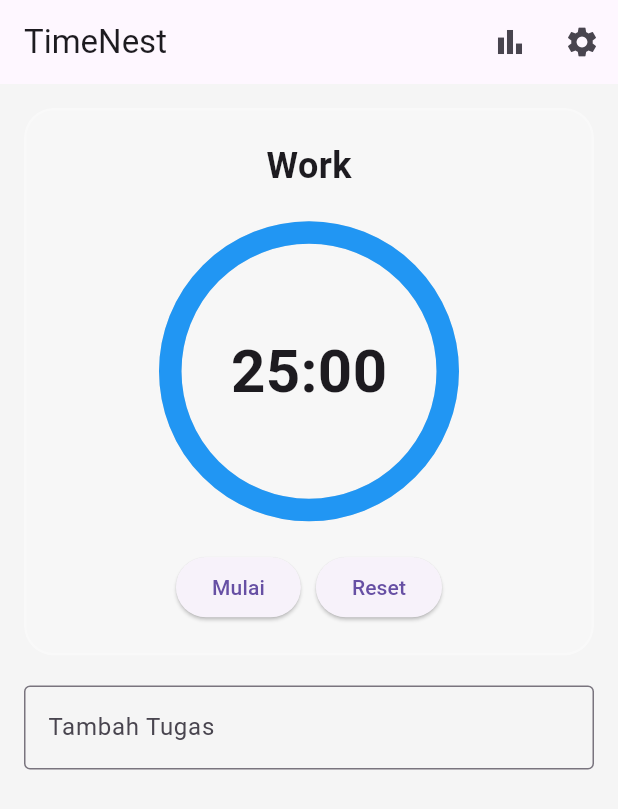
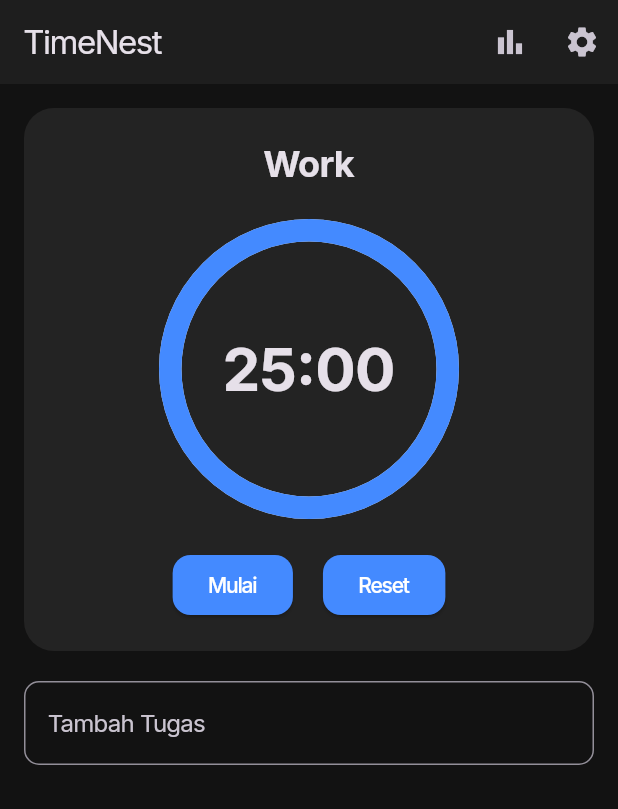
Before and after one commit to MuhammadDafaAlvin/timenest, a Flutter app: the screen it shows after launch, on a phone screen of 412 x 824 dp. Shown: the top 809 px of the screen. Run offline on Flutter 3.47's test engine with Material 3 defaults, Android fonts, the phone set to English and light mode, and no system bars; drawn by our look-alikes of percent_indicator; our stand-ins replace fl_chart, flutter_local_notifications, google_fonts, shared_preferences; Roboto replaces fonts that are missing (Poppins).

Commit message:
style(timer): change background color for timer to improve UI consistency

```diff
--- a/lib/main.dart
+++ b/lib/main.dart
@@ -1,5 +1,6 @@
 import 'package:flutter/material.dart';
 import 'package:provider/provider.dart';
+import 'package:google_fonts/google_fonts.dart';
 import 'providers/timer_provider.dart';
 import 'screens/home_screen.dart';
 import 'screens/stats_screen.dart';
@@ -19,9 +20,31 @@ class TimeNestApp extends StatelessWidget {
       child: MaterialApp(
         title: 'TimeNest',
         theme: ThemeData(
-          primarySwatch: Colors.blue,
-          scaffoldBackgroundColor: Colors.grey[100],
-          fontFamily: 'Poppins',
+          brightness: Brightness.dark,
+          scaffoldBackgroundColor: const Color(0xFF121212),
+          primaryColor: Colors.blueAccent,
+          textTheme: GoogleFonts.interTextTheme(
+            ThemeData.dark().textTheme,
+          ).copyWith(
+            bodyLarge: GoogleFonts.inter(letterSpacing: -0.5),
+            bodyMedium: GoogleFonts.inter(letterSpacing: -0.5),
+            titleLarge: GoogleFonts.inter(letterSpacing: -1.0),
+            titleMedium: GoogleFonts.inter(letterSpacing: -1.0),
+            labelLarge: GoogleFonts.inter(letterSpacing: -0.8),
+          ),
+          appBarTheme: const AppBarTheme(
+            backgroundColor: Color(0xFF1E1E1E),
+            elevation: 0,
+          ),
+          elevatedButtonTheme: ElevatedButtonThemeData(
+            style: ElevatedButton.styleFrom(
+              backgroundColor: Colors.blueAccent,
+              foregroundColor: Colors.white,
+              shape: RoundedRectangleBorder(
+                borderRadius: BorderRadius.circular(12),
+              ),
+            ),
+          ),
         ),
         initialRoute: '/',
         routes: {
--- a/lib/screens/home_screen.dart
+++ b/lib/screens/home_screen.dart
@@ -2,7 +2,6 @@ import 'package:flutter/material.dart';
 import 'package:provider/provider.dart';
 import 'package:percent_indicator/circular_percent_indicator.dart';
 import '../providers/timer_provider.dart';
-import '../widgets/glass_container.dart';
 import '../widgets/task_card.dart';
 
 class HomeScreen extends StatelessWidget {
@@ -32,7 +31,16 @@ class HomeScreen extends StatelessWidget {
         padding: const EdgeInsets.all(16.0),
         child: Column(
           children: [
-            GlassContainer(
+            Container(
+              decoration: BoxDecoration(
+                color: const Color.fromARGB(
+                  0,
+                  52,
+                  51,
+                  51,
+                ).withAlpha((0.5 * 255).round()),
+                borderRadius: BorderRadius.circular(20),
+              ),
               child: Padding(
                 padding: const EdgeInsets.all(20.0),
                 child: Column(
@@ -62,7 +70,7 @@ class HomeScreen extends StatelessWidget {
                           fontWeight: FontWeight.bold,
                         ),
                       ),
-                      progressColor: Colors.blue,
+                      progressColor: Colors.blueAccent,
                       backgroundColor: Colors.grey[300]!,
                     ),
                     const SizedBox(height: 20),
@@ -78,7 +86,7 @@ class HomeScreen extends StatelessWidget {
                             timerProvider.isRunning ? 'Jeda' : 'Mulai',
                           ),
                         ),
-                        const SizedBox(width: 10),
+                        const SizedBox(width: 20),
                         ElevatedButton(
                           onPressed: timerProvider.resetTimer,
                           child: const Text('Reset'),
@@ -93,7 +101,9 @@ class HomeScreen extends StatelessWidget {
             TextField(
               decoration: const InputDecoration(
                 labelText: 'Tambah Tugas',
-                border: OutlineInputBorder(),
+                border: OutlineInputBorder(
+                  borderRadius: BorderRadius.all(Radius.circular(10.0)),
+                ),
               ),
               onSubmitted: (value) {
                 if (value.isNotEmpty) {
--- a/pubspec.yaml
+++ b/pubspec.yaml
@@ -37,6 +37,7 @@ dependencies:
   fl_chart: ^0.66.2
   intl: ^0.18.1
   cupertino_icons: ^1.0.8
+  google_fonts: ^6.1.0
 
 dev_dependencies:
   flutter_test:
```
Also changed, not shown: pubspec.lock, 3 other files.
